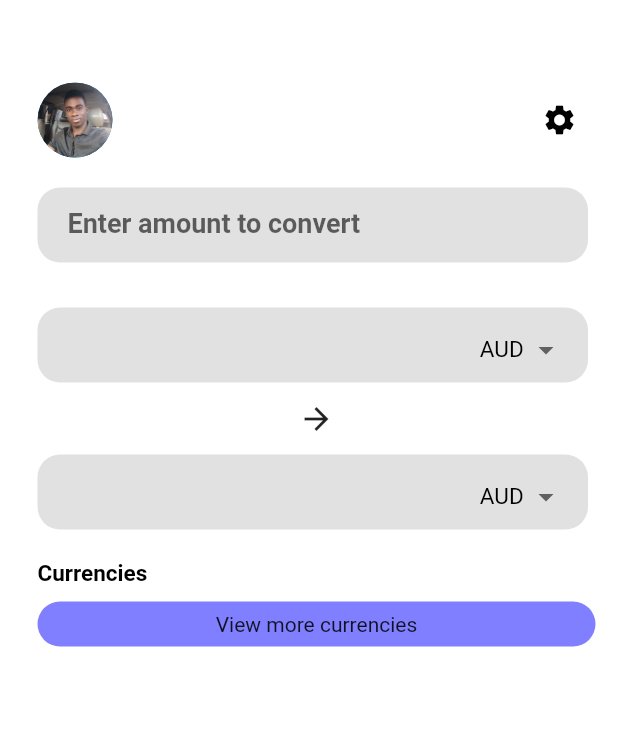
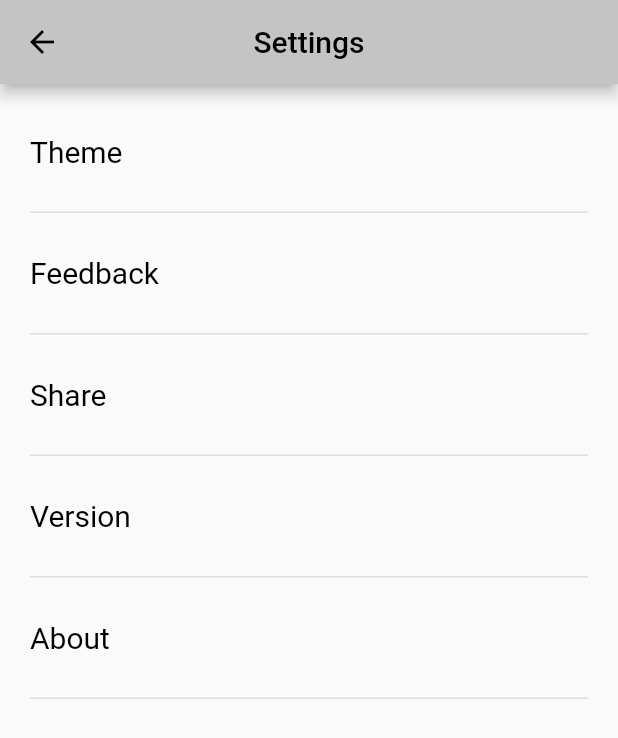
Before and after one commit to OKWOREJIKEJUDE/Exchange-rates, a Flutter app: the screen it shows after launch, after a tap on the "settings" icon, on a phone screen of 412 x 824 dp. Shown: the top 738 px of the screen. Run offline on Flutter 3.47's test engine with Material 2 defaults, Android fonts, the phone set to English and light mode, and no system bars.

```diff
--- a/lib/screens/home_page.dart
+++ b/lib/screens/home_page.dart
@@ -1,11 +1,15 @@
 // ignore_for_file: prefer_const_constructors, prefer_const_literals_to_create_immutables
 
-import 'package:exchange_rate/screens/my_grid.dart';
+import 'package:exchange_rate/screens/settings.dart';
 import 'package:exchange_rate/services/api_services.dart';
 import 'package:flutter/material.dart';
 
 class HomePage extends StatefulWidget {
-  const HomePage({Key? key}) : super(key: key);
+  //Todo: Retrieving the image passed as an argument fron the previous class into this constructor below
+  const HomePage({Key? key, this.myListDataFromGridview}) : super(key: key);
+
+  //Todo: we retrieved the image with this variable beloww.
+  final String? myListDataFromGridview;
 
   @override
   State<HomePage> createState() => _HomePageState();
@@ -23,72 +27,106 @@ class _HomePageState extends State<HomePage> {
     return Scaffold(
       backgroundColor: Color(0xffffffff),
       body: Padding(
-        padding: const EdgeInsets.only(
-          top: 55,
-          left: 25,
-          right: 15,
+        padding: const EdgeInsets.only(top: 0, left: 0, right: 0, bottom: 20),
+        child: SingleChildScrollView(
+            child: Column(
+          children: [
+            Stack(
+              alignment: Alignment.topCenter,
+              children: [
+                Container(
+                  height: 300,
+                  width: double.infinity,
+                  decoration: BoxDecoration(
+                    borderRadius: BorderRadius.only(
+                        bottomLeft: Radius.circular(40),
+                        bottomRight: Radius.circular(40)),
+                    image: DecorationImage(
+                        image: AssetImage(
+                          widget.myListDataFromGridview ??
+                              "assets/images/img11.jpeg",
                         ),
-        child: SingleChildScrollView(
+                        fit: BoxFit.cover),
+                  ),
+                ),
+
+                //todo/ Put it here///
+                Container(
+                  height: 280,
+                  padding: EdgeInsets.only(top: 25),
+                  margin: EdgeInsets.only(top: 150, left: 30, right: 30),
+                  width: double.infinity,
+                  decoration: BoxDecoration(
+                    borderRadius: BorderRadius.circular(15.0),
+                    color: Color(0xffc4c4c4).withOpacity(0.9),
+                    //color: Color(0xff00ffff).withOpacity(0.7),
+                    //color: Color(0xffffc0cb).withOpacity(0.9),
+                    //color: Color(0xff800080).withOpacity(0.7),
+                  ),
                   child: Column(
                     children: [
                       Row(
                         mainAxisAlignment: MainAxisAlignment.spaceBetween,
-              children: <Widget>[
-                InkWell(
-                  onTap: () {},
-                  child: CircleAvatar(
-                    radius: 25,
-                    backgroundImage: AssetImage("assets/images/ejykeman.png"),
+                        children: [
+                          IconButton(
+                            padding: EdgeInsets.only(left: 30),
+                            onPressed: () {
+                              Navigator.push(
+                                  context,
+                                  MaterialPageRoute(
+                                      builder: (context) => MySettings()));
+                            },
+                            icon: Icon(Icons.settings),
+                            color: Colors.black,
+                          ),
+                          Container(
+                            height: 50.0,
+                            width: 160,
+                            margin: EdgeInsets.only(right: 15, left: 15),
+                            padding: EdgeInsets.only(left: 15, right: 15),
+                            decoration: BoxDecoration(
+                              borderRadius: BorderRadius.circular(10.0),
+                              color: Color(0xFFffffff),
+                            ),
+                            child: TextFormField(
+                              controller: myController,
+                              decoration: InputDecoration(
+                                focusColor: Color(0xff000000),
+                                border: InputBorder.none,
+                                focusedBorder: InputBorder.none,
+                                enabledBorder: InputBorder.none,
+                                hintText: "Enter amount",
+                              ),
+                              keyboardType: TextInputType.number,
+                              textAlign: TextAlign.center,
+                              style: TextStyle(
+                                  color: Colors.black,
+                                  fontSize: 15,
+                                  fontWeight: FontWeight.bold),
                             ),
                           ),
                           IconButton(
-                  onPressed: () {},
-                  icon: Icon(Icons.settings),
+                            padding: EdgeInsets.only(right: 30),
+                            onPressed: () {
+                              myBottomSheet();
+                            },
+                            icon: Icon(Icons.add),
                             color: Colors.black,
                           ),
                         ],
                       ),
+
                       SizedBox(
                         height: 20,
                       ),
                       Container(
-              margin: EdgeInsets.only(right: 5),
-              padding: EdgeInsets.only(left: 20),
-              height: 50.0,
+                        margin: EdgeInsets.only(right: 20, left: 20),
+                        //padding: EdgeInsets.only(left: 5),
+                        height: 58.0,
                         decoration: BoxDecoration(
-                borderRadius: BorderRadius.circular(15.0),
-                color: Color(0xFFc4c4c4).withOpacity(0.5),
+                          borderRadius: BorderRadius.circular(10.0),
+                          color: Color(0xFfffffff),
                         ),
-              child: TextFormField(
-                controller: myController,
-                decoration: InputDecoration(
-                  focusColor: Color(0xffffffff),
-                  border: InputBorder.none,
-                  focusedBorder: InputBorder.none,
-                  enabledBorder: InputBorder.none,
-                  hintText: "Enter amount to convert",
-                ),
-                keyboardType: TextInputType.number,
-                textAlign: TextAlign.start,
-                style: TextStyle(
-                    color: Colors.blue,
-                    fontSize: 18,
-                    fontWeight: FontWeight.bold),
-              ),
-            ),
-            SizedBox(
-              height: 30,
-            ),
-            Container(
-              margin: EdgeInsets.only(right: 5),
-              padding: EdgeInsets.only(left: 5),
-              height: 50.0,
-              decoration: BoxDecoration(
-                borderRadius: BorderRadius.circular(15.0),
-                color: Color(0xFFc4c4c4).withOpacity(0.5),
-              ),
-              child: SingleChildScrollView(
-                //SINGLECHILDSCROWVIEW ENABLES THE COLUMN NOT TO OVERFLOW IN PIXEL//
                         child: Column(children: [
                           ListTile(
                             title: Text(
@@ -98,39 +136,15 @@ class _HomePageState extends State<HomePage> {
                                   fontSize: 18,
                                   fontWeight: FontWeight.bold),
                             ),
+                            leading: CircleAvatar(
+                              radius: 22,
+                              backgroundImage:
+                                  AssetImage("assets/images/ejykeman.png"),
+                            ),
                             //todo:////////////////FIRST SPINNER DROPDOWN//////////////////////////////////////////////////////
-                      trailing: _builddropdownbutton(dropdownValue1)
-                      // DropdownButton<String>(
-                      //   value: dropdownValue1,
-                      //   icon: Icon(Icons.arrow_drop_down),
-                      //   iconSize: 24,
-                      //   underline: Container(
-                      //     height: 0,
-                      //   ),
-                      //   //elevation: 16,
-                      //   style: TextStyle(color: Colors.black, fontSize: 15),
-                      //   onChanged: (String? datass) {
-                      //     // setState(() {
-                      //     //   dropdownValue1 = datass!;
-                      //     // });
-                      //     if (dropdownValue1 == dropdownValue11) {
-                      //       _onFromChanged(datass);
-                      //     } else {
-                      //       _onToChanged(datass);
-                      //     }
-                      //   },
-                      //   items: spinnerItems
-                      //       .map<DropdownMenuItem<String>>((String value) {
-                      //     return DropdownMenuItem<String>(
-                      //       value: value,
-                      //       child: Text(value),
-                      //     );
-                      //   }).toList(),
-                      // ),
-
+                            trailing: _builddropdownbutton(dropdownValue1),
                           ),
                         ]),
-              ),
                       ),
                       //todo:////////////////ICON BUTTON///////////////////////////////////////////////////////////////////////////
                       IconButton(
@@ -139,21 +153,18 @@ class _HomePageState extends State<HomePage> {
                               displayNumber = myController.text;
                             });
                           },
-                icon: Icon(Icons.arrow_forward)),
-            SizedBox(
-              width: 20,
-            ),
+                          color: Colors.black,
+                          icon: Icon(Icons.arrow_downward)),
+
                       //todo:////////////////SECOND SPINNER DROPDOWN//////////////////////////////////////////////////////
                       Container(
-              margin: EdgeInsets.only(right: 5),
-              padding: EdgeInsets.only(left: 5),
-              height: 50.0,
+                        margin: EdgeInsets.only(right: 20, left: 20),
+                        // padding: EdgeInsets.only(left: 5),
+                        height: 58.0,
                         decoration: BoxDecoration(
-                borderRadius: BorderRadius.circular(15.0),
-                color: Color(0xFFc4c4c4).withOpacity(0.5),
+                          borderRadius: BorderRadius.circular(10.0),
+                          color: Color(0xFFffffff),
                         ),
-              child: SingleChildScrollView(
-                //SINGLECHILDSCROWVIEW ENABLES THE COLUMN NOT TO OVERFLOW IN PIXEL//
                         child: Column(children: [
                           ListTile(
                               title: Text(
@@ -163,40 +174,29 @@ class _HomePageState extends State<HomePage> {
                                     fontSize: 18,
                                     fontWeight: FontWeight.bold),
                               ),
+                              leading: CircleAvatar(
+                                radius: 22,
+                                backgroundImage:
+                                    AssetImage("assets/images/ejykeman.png"),
+                              ),
                               trailing: _builddropdownbutton(dropdownValue2)
-                      // DropdownButton<String>(
-                      //   value: dropdownValue1,
-                      //   icon: Icon(Icons.arrow_drop_down),
-                      //   iconSize: 24,
-                      //   underline: Container(
-                      //     height: 0,
-                      //   ),
-                      //   //elevation: 16,
-                      //   style: TextStyle(color: Colors.black, fontSize: 15),
-                      //   onChanged: (String? data) {
-                      //     setState(() {
-                      //       dropdownValue1 = data!;
-                      //     });
-                      //   },
-                      //   items: spinnerItems
-                      //       .map<DropdownMenuItem<String>>((String value) {
-                      //     return DropdownMenuItem<String>(
-                      //       value: value,
-                      //       child: Text(value),
-                      //     );
-                      //   }).toList(),
-                      // ),
 
                               // NB==THERE IS AN OVERFLOW PIXEL ERROW HERE IN LEADING WIDGET THAT MAKES IT NOT TO ALLIGN VERY WELL
                               ),
                         ]),
                       ),
+                    ],
+                  ),
+                ),
+              ],
             ),
             SizedBox(
               height: 20,
             ),
             Align(
               alignment: Alignment.centerLeft,
+              child: Padding(
+                padding: EdgeInsets.only(left: 25),
                 child: Text(
                   "Currencies",
                   style: TextStyle(
@@ -206,20 +206,11 @@ class _HomePageState extends State<HomePage> {
                   textAlign: TextAlign.left,
                 ),
               ),
+            ),
             SizedBox(
               height: 10,
             ),
-            Align(
-              alignment: Alignment.bottomCenter,
-              child: Container(
-                height: 30.0,
-                decoration: BoxDecoration(
-                  borderRadius: BorderRadius.circular(15.0),
-                  color: Color(0xff0000FF).withOpacity(0.5),
-                ),
-                child: Center(child: Text("View more currencies")),
-              ),
-            ),
+            Container(width: double.infinity, height: 310),
           ],
         )),
       ),
@@ -255,4 +246,88 @@ class _HomePageState extends State<HomePage> {
       }).toList(),
     );
   }
+
+  void myBottomSheet() {
+    showModalBottomSheet(
+      shape: RoundedRectangleBorder(
+          borderRadius: BorderRadius.vertical(top: Radius.circular(35))),
+      backgroundColor: Colors.white,
+      context: context,
+      builder: (context) => Container(
+        //margin: EdgeInsets.all(10),
+        padding: EdgeInsets.all(10),
+        child: Column(
+          children: [
+            Text(
+              "View More Currencies",
+              style: TextStyle(fontSize: 18, fontWeight: FontWeight.bold),
+            ),
+            SizedBox(
+              height: 10,
+            ),
+            Container(
+              height: 1,
+              color: Color(0xffc4c4c4).withOpacity(0.5),
+            ),
+            SizedBox(
+              height: 10,
+            ),
+            Container(
+              margin: EdgeInsets.only(right: 0),
+              padding: EdgeInsets.only(left: 0),
+              height: 50.0,
+              decoration: BoxDecoration(
+                borderRadius: BorderRadius.circular(15.0),
+                color: Color(0xFFc4c4c4).withOpacity(0.5),
+              ),
+              child: ListTile(
+                title: TextFormField(
+                  controller: myController,
+                  decoration: InputDecoration(
+                    focusColor: Color(0xffffffff),
+                    border: InputBorder.none,
+                    focusedBorder: InputBorder.none,
+                    enabledBorder: InputBorder.none,
+                    hintText: "Search Currency by Abbreviation",
+                  ),
+                  keyboardType: TextInputType.number,
+                  textAlign: TextAlign.start,
+                  style: TextStyle(
+                      color: Colors.blue,
+                      fontSize: 12,
+                      fontWeight: FontWeight.bold),
+                ),
+                leading: Icon(Icons.search),
+                trailing: SwitchScreen(),
+              ),
+            ),
+          ],
+        ),
+      ),
+    );
   }
+}
+
+class SwitchScreen extends StatefulWidget {
+  const SwitchScreen({Key? key}) : super(key: key);
+
+  @override
+  _SwitchScreenState createState() => _SwitchScreenState();
+}
+
+class _SwitchScreenState extends State<SwitchScreen> {
+  @override
+  Widget build(BuildContext context) {
+    bool isSwitched = true;
+    return Switch(
+      onChanged: isChecked,
+      value: isSwitched,
+      activeColor: Colors.white,
+      activeTrackColor: Colors.blue,
+      inactiveThumbColor: Colors.redAccent,
+      inactiveTrackColor: Colors.orange,
+    );
+  }
+}
+
+void isChecked(bool value) {}
--- /dev/null
+++ b/lib/screens/settings.dart
@@ -0,0 +1,112 @@
+// ignore_for_file: prefer_const_constructors, prefer_const_literals_to_create_immutables
+
+import 'package:exchange_rate/screens/themescreen.dart';
+import 'package:flutter/material.dart';
+
+class MySettings extends StatelessWidget {
+  const MySettings({Key? key}) : super(key: key);
+
+  @override
+  Widget build(BuildContext context) {
+    return Scaffold(
+      appBar: AppBar(
+        title: Text("Settings", style: TextStyle(color: Colors.black)),
+        centerTitle: true,
+        backgroundColor: Color(0xffc4c4c4),
+        iconTheme: IconThemeData(color: Colors.black),
+      ),
+      body: Padding(
+        padding: const EdgeInsets.only(left: 20, top: 5, right: 20, bottom: 5),
+        child: SingleChildScrollView(
+          child: Column(
+            children: [
+              InkWell(
+                onTap: () {
+                  Navigator.push(context,
+                      MaterialPageRoute(builder: (context) => ThemeScreen()));
+                },
+                child: Container(
+                  height: 80,
+                  child: Row(
+                    children: [
+                      Text("Theme",
+                          style: TextStyle(fontSize: 20, color: Colors.black)),
+                    ],
+                  ),
+                ),
+              ),
+              Container(
+                height: 1,
+                color: Color(0xffc4c4c4).withOpacity(0.5),
+              ),
+              InkWell(
+                onTap: () {},
+                child: Container(
+                  height: 80,
+                  child: Row(
+                    children: [
+                      Text("Feedback",
+                          style: TextStyle(fontSize: 20, color: Colors.black)),
+                    ],
+                  ),
+                ),
+              ),
+              Container(
+                height: 1,
+                color: Color(0xffc4c4c4).withOpacity(0.5),
+              ),
+              InkWell(
+                onTap: () {},
+                child: Container(
+                  height: 80,
+                  child: Row(
+                    children: [
+                      Text("Share",
+                          style: TextStyle(fontSize: 20, color: Colors.black)),
+                    ],
+                  ),
+                ),
+              ),
+              Container(
+                height: 1,
+                color: Color(0xffc4c4c4).withOpacity(0.5),
+              ),
+              InkWell(
+                onTap: () {},
+                child: Container(
+                  height: 80,
+                  child: Row(
+                    children: [
+                      Text("Version",
+                          style: TextStyle(fontSize: 20, color: Colors.black)),
+                    ],
+                  ),
+                ),
+              ),
+              Container(
+                height: 1,
+                color: Color(0xffc4c4c4).withOpacity(0.5),
+              ),
+              InkWell(
+                onTap: () {},
+                child: Container(
+                  height: 80,
+                  child: Row(
+                    children: [
+                      Text("About",
+                          style: TextStyle(fontSize: 20, color: Colors.black)),
+                    ],
+                  ),
+                ),
+              ),
+              Container(
+                height: 1,
+                color: Color(0xffc4c4c4).withOpacity(0.5),
+              ),
+            ],
+          ),
+        ),
+      ),
+    );
+  }
+}
--- a/pubspec.yaml
+++ b/pubspec.yaml
@@ -35,7 +35,8 @@ dependencies:
   # Use with the CupertinoIcons class for iOS style icons.
   cupertino_icons: ^1.0.2
   http: ^0.13.4
-  flutter_spinkit: ^5.1.0
+  #flutter_spinkit: ^5.1.0
+  gallery_view: ^1.0.0+1
 
 dev_dependencies:
   flutter_test:
```
Also changed, not shown: lib/screens/my_grid.dart (deleted, +0 -32 lines), lib/screens/themescreen.dart (added, +62 -0 lines), assets/images/img1.jpeg (added), assets/images/img10.jpeg (added), assets/images/img11.jpeg (added), assets/images/img2.jpeg (added), assets/images/img4.jpeg (added), assets/images/img5.jpeg (added), assets/images/img6.jpeg (added), assets/images/img7.jpeg (added), assets/images/img8.jpeg (added), assets/images/img9.jpeg (added), pubspec.lock. Lines whose indentation alone changed are shown as unchanged.
